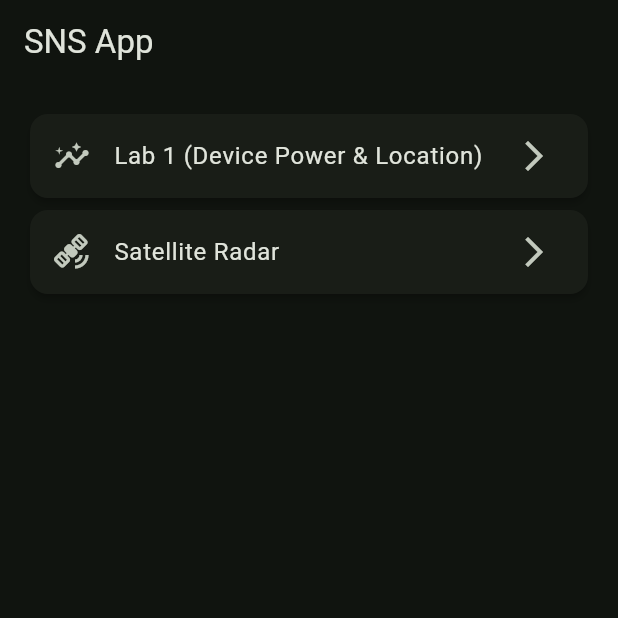
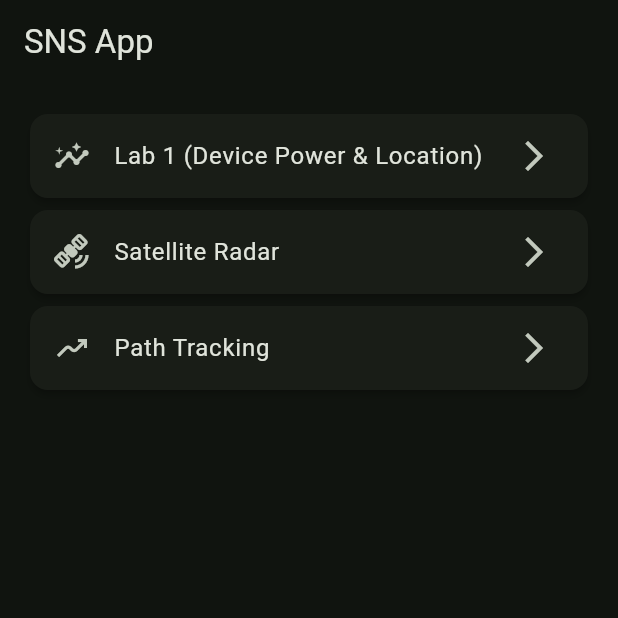
Before and after one commit to mateusz-lisowski/sns-app, a Flutter app: the screen it shows after launch, on a phone screen of 412 x 824 dp, the top half of it. Run offline on Flutter 3.47's test engine with Material 3 defaults, Android fonts, the phone set to English and light mode, and no system bars; our stand-ins replace flutter_compass, geolocator, get, permission_handler.

Commit message:
Add new path tracking option to main menu

```diff
--- a/lib/main.dart
+++ b/lib/main.dart
@@ -1,5 +1,6 @@
 import 'package:flutter/material.dart';
 import 'package:get/get.dart';
+import 'package:sns_app/screens/path_tracking_screen.dart';
 import 'package:sns_app/screens/satellite_radar_screen.dart';
 
 import 'controllers/location_controller.dart';
@@ -75,6 +76,20 @@ class Home extends StatelessWidget {
                 },
               ),
             ),
+            Card(
+              elevation: 2,
+              shape: RoundedRectangleBorder(
+                borderRadius: BorderRadius.circular(12),
+              ),
+              child: ListTile(
+                leading: const Icon(Icons.moving_outlined),
+                title: const Text('Path Tracking'),
+                trailing: const Icon(Icons.arrow_forward_ios),
+                onTap: () {
+                  Get.to(() => PathTrackingScreen());
+                },
+              ),
+            ),
           ],
         ),
       ),
```
